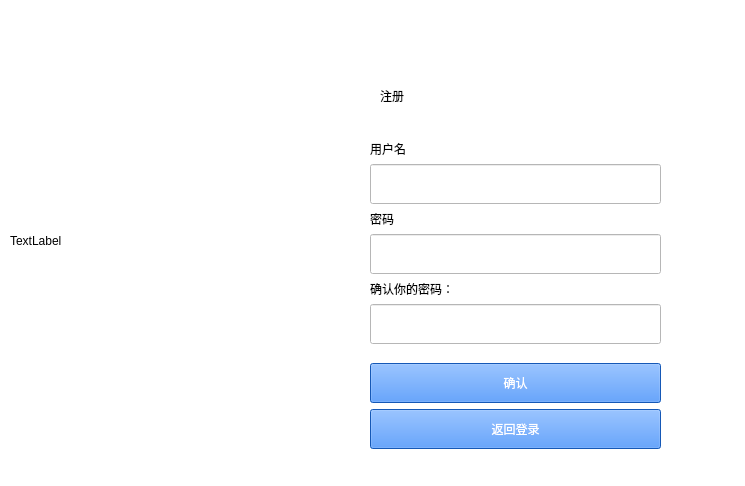
Before: the Qt Designer form signup.ui in wh-first-soulful/tank, drawn with Qt 5.
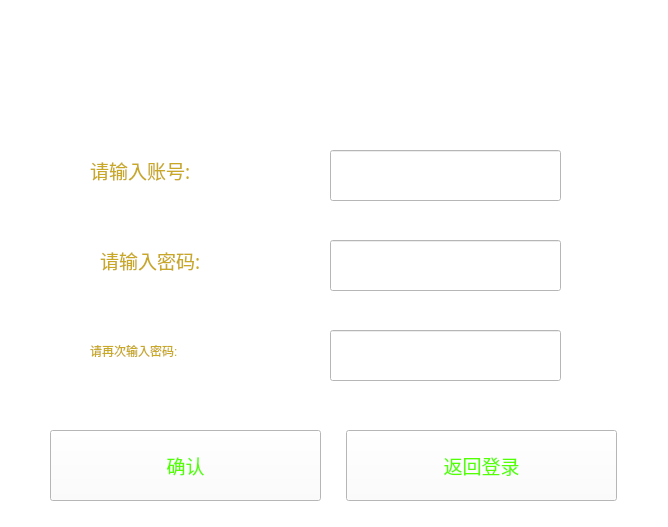
After: the same form once the commit is applied. Icons and pictures are not drawn.

Commit message: 登录和注册页面

```diff
--- a/signup.ui
+++ b/signup.ui
@@ -6,186 +6,473 @@
    <rect>
     <x>0</x>
     <y>0</y>
-    <width>745</width>
-    <height>486</height>
+    <width>668</width>
+    <height>527</height>
    </rect>
   </property>
+  <property name="minimumSize">
+   <size>
+    <width>668</width>
+    <height>527</height>
+   </size>
+  </property>
+  <property name="maximumSize">
+   <size>
+    <width>668</width>
+    <height>527</height>
+   </size>
+  </property>
   <property name="windowTitle">
    <string>Form</string>
   </property>
   <property name="styleSheet">
    <string notr="true">background-color: rgb(255, 255, 255);</string>
   </property>
-  <widget class="QLabel" name="label_image">
+  <widget class="QWidget" name="widget" native="true">
    <property name="geometry">
     <rect>
-     <x>10</x>
+     <x>0</x>
      <y>0</y>
-     <width>341</width>
-     <height>481</height>
+     <width>671</width>
+     <height>531</height>
     </rect>
    </property>
-   <property name="text">
-    <string>TextLabel</string>
-   </property>
-  </widget>
-  <widget class="QLabel" name="label">
-   <property name="geometry">
-    <rect>
-     <x>340</x>
-     <y>40</y>
-     <width>191</width>
-     <height>31</height>
-    </rect>
-   </property>
    <property name="styleSheet">
-    <string notr="true">font: 87 20pt &quot;Arial Black&quot;;</string>
+    <string notr="true">#widget{border-image: url(:/image/login.jpg);}</string>
    </property>
-   <property name="text">
-    <string/>
-   </property>
+   <widget class="QPushButton" name="pushButton_2">
+    <property name="geometry">
+     <rect>
+      <x>50</x>
+      <y>430</y>
+      <width>271</width>
+      <height>71</height>
+     </rect>
+    </property>
+    <property name="minimumSize">
+     <size>
+      <width>0</width>
+      <height>40</height>
+     </size>
+    </property>
+    <property name="palette">
+     <palette>
+      <active>
+       <colorrole role="WindowText">
+        <brush brushstyle="SolidPattern">
+         <color alpha="255">
+          <red>85</red>
+          <green>255</green>
+          <blue>0</blue>
+         </color>
+        </brush>
+       </colorrole>
+       <colorrole role="Button">
+        <brush brushstyle="SolidPattern">
+         <color alpha="255">
+          <red>255</red>
+          <green>255</green>
+          <blue>255</blue>
+         </color>
+        </brush>
+       </colorrole>
+       <colorrole role="Text">
+        <brush brushstyle="SolidPattern">
+         <color alpha="255">
+          <red>85</red>
+          <green>255</green>
+          <blue>0</blue>
+         </color>
+        </brush>
+       </colorrole>
+       <colorrole role="ButtonText">
+        <brush brushstyle="SolidPattern">
+         <color alpha="255">
+          <red>85</red>
+          <green>255</green>
+          <blue>0</blue>
+         </color>
+        </brush>
+       </colorrole>
+       <colorrole role="Base">
+        <brush brushstyle="SolidPattern">
+         <color alpha="255">
+          <red>255</red>
+          <green>255</green>
+          <blue>255</blue>
+         </color>
+        </brush>
+       </colorrole>
+       <colorrole role="Window">
+        <brush brushstyle="SolidPattern">
+         <color alpha="255">
+          <red>255</red>
+          <green>255</green>
+          <blue>255</blue>
+         </color>
+        </brush>
+       </colorrole>
+       <colorrole role="PlaceholderText">
+        <brush brushstyle="NoBrush">
+         <color alpha="128">
+          <red>85</red>
+          <green>255</green>
+          <blue>0</blue>
+         </color>
+        </brush>
+       </colorrole>
+      </active>
+      <inactive>
+       <colorrole role="WindowText">
+        <brush brushstyle="SolidPattern">
+         <color alpha="255">
+          <red>85</red>
+          <green>255</green>
+          <blue>0</blue>
+         </color>
+        </brush>
+       </colorrole>
+       <colorrole role="Button">
+        <brush brushstyle="SolidPattern">
+         <color alpha="255">
+          <red>255</red>
+          <green>255</green>
+          <blue>255</blue>
+         </color>
+        </brush>
+       </colorrole>
+       <colorrole role="Text">
+        <brush brushstyle="SolidPattern">
+         <color alpha="255">
+          <red>85</red>
+          <green>255</green>
+          <blue>0</blue>
+         </color>
+        </brush>
+       </colorrole>
+       <colorrole role="ButtonText">
+        <brush brushstyle="SolidPattern">
+         <color alpha="255">
+          <red>85</red>
+          <green>255</green>
+          <blue>0</blue>
+         </color>
+        </brush>
+       </colorrole>
+       <colorrole role="Base">
+        <brush brushstyle="SolidPattern">
+         <color alpha="255">
+          <red>255</red>
+          <green>255</green>
+          <blue>255</blue>
+         </color>
+        </brush>
+       </colorrole>
+       <colorrole role="Window">
+        <brush brushstyle="SolidPattern">
+         <color alpha="255">
+          <red>255</red>
+          <green>255</green>
+          <blue>255</blue>
+         </color>
+        </brush>
+       </colorrole>
+       <colorrole role="PlaceholderText">
+        <brush brushstyle="NoBrush">
+         <color alpha="128">
+          <red>85</red>
+          <green>255</green>
+          <blue>0</blue>
+         </color>
+        </brush>
+       </colorrole>
+      </inactive>
+      <disabled>
+       <colorrole role="WindowText">
+        <brush brushstyle="SolidPattern">
+         <color alpha="255">
+          <red>85</red>
+          <green>255</green>
+          <blue>0</blue>
+         </color>
+        </brush>
+       </colorrole>
+       <colorrole role="Button">
+        <brush brushstyle="SolidPattern">
+         <color alpha="255">
+          <red>255</red>
+          <green>255</green>
+          <blue>255</blue>
+         </color>
+        </brush>
+       </colorrole>
+       <colorrole role="Text">
+        <brush brushstyle="SolidPattern">
+         <color alpha="255">
+          <red>85</red>
+          <green>255</green>
+          <blue>0</blue>
+         </color>
+        </brush>
+       </colorrole>
+       <colorrole role="ButtonText">
+        <brush brushstyle="SolidPattern">
+         <color alpha="255">
+          <red>85</red>
+          <green>255</green>
+          <blue>0</blue>
+         </color>
+        </brush>
+       </colorrole>
+       <colorrole role="Base">
+        <brush brushstyle="SolidPattern">
+         <color alpha="255">
+          <red>255</red>
+          <green>255</green>
+          <blue>255</blue>
+         </color>
+        </brush>
+       </colorrole>
+       <colorrole role="Window">
+        <brush brushstyle="SolidPattern">
+         <color alpha="255">
+          <red>255</red>
+          <green>255</green>
+          <blue>255</blue>
+         </color>
+        </brush>
+       </colorrole>
+       <colorrole role="PlaceholderText">
+        <brush brushstyle="NoBrush">
+         <color alpha="128">
+          <red>85</red>
+          <green>255</green>
+          <blue>0</blue>
+         </color>
+        </brush>
+       </colorrole>
+      </disabled>
+     </palette>
+    </property>
+    <property name="font">
+     <font>
+      <family>Agency FB</family>
+      <pointsize>14</pointsize>
+     </font>
+    </property>
+    <property name="styleSheet">
+     <string notr="true">#pushButton_2{border-image: url(:/image/loginbutton.jpg);}
+#pushButton_2{color: rgb(85, 255, 0);}</string>
+    </property>
+    <property name="text">
+     <string>确认</string>
+    </property>
+   </widget>
+   <widget class="QPushButton" name="btn_return">
+    <property name="geometry">
+     <rect>
+      <x>346</x>
+      <y>430</y>
+      <width>271</width>
+      <height>71</height>
+     </rect>
+    </property>
+    <property name="minimumSize">
+     <size>
+      <width>0</width>
+      <height>40</height>
+     </size>
+    </property>
+    <property name="font">
+     <font>
+      <family>Agency FB</family>
+      <pointsize>14</pointsize>
+     </font>
+    </property>
+    <property name="styleSheet">
+     <string notr="true">#btn_return{border-image: url(:/image/loginbutton.jpg);}
+#btn_return{color: rgb(85, 255, 0);}</string>
+    </property>
+    <property name="text">
+     <string>返回登录</string>
+    </property>
+   </widget>
+   <widget class="QLabel" name="label_2">
+    <property name="geometry">
+     <rect>
+      <x>90</x>
+      <y>150</y>
+      <width>201</width>
+      <height>41</height>
+     </rect>
+    </property>
+    <property name="font">
+     <font>
+      <family>Agency FB</family>
+      <pointsize>14</pointsize>
+     </font>
+    </property>
+    <property name="styleSheet">
+     <string notr="true">color: rgb(200, 168, 37);
+background-color: transparent;  
+
+</string>
+    </property>
+    <property name="text">
+     <string>请输入账号:</string>
+    </property>
+   </widget>
+   <widget class="QLabel" name="label_3">
+    <property name="geometry">
+     <rect>
+      <x>100</x>
+      <y>240</y>
+      <width>181</width>
+      <height>41</height>
+     </rect>
+    </property>
+    <property name="font">
+     <font>
+      <family>Agency FB</family>
+      <pointsize>14</pointsize>
+      <weight>50</weight>
+      <italic>false</italic>
+      <bold>false</bold>
+     </font>
+    </property>
+    <property name="styleSheet">
+     <string notr="true">color: rgb(200, 168, 37);
+font: 14pt &quot;Agency FB&quot;;
+background-color: transparent;  
+
+</string>
+    </property>
+    <property name="text">
+     <string>请输入密码:</string>
+    </property>
+   </widget>
+   <widget class="QLabel" name="label">
+    <property name="geometry">
+     <rect>
+      <x>90</x>
+      <y>330</y>
+      <width>201</width>
+      <height>41</height>
+     </rect>
+    </property>
+    <property name="styleSheet">
+     <string notr="true">color: rgb(200, 168, 37);
+font: 14pt &quot;Agency FB&quot;;
+background-color: transparent;  
+
+</string>
+    </property>
+    <property name="text">
+     <string>请再次输入密码:</string>
+    </property>
+   </widget>
+   <widget class="QLineEdit" name="lineEdit_surepasswd">
+    <property name="geometry">
+     <rect>
+      <x>330</x>
+      <y>330</y>
+      <width>231</width>
+      <height>51</height>
+     </rect>
+    </property>
+    <property name="minimumSize">
+     <size>
+      <width>0</width>
+      <height>40</height>
+     </size>
+    </property>
+    <property name="font">
+     <font>
+      <family>Amaranth Bold</family>
+      <pointsize>14</pointsize>
+      <weight>75</weight>
+      <bold>true</bold>
+     </font>
+    </property>
+    <property name="styleSheet">
+     <string notr="true">border-image: url(:/image/line.jpg);</string>
+    </property>
+    <property name="inputMask">
+     <string/>
+    </property>
+    <property name="text">
+     <string>    </string>
+    </property>
+   </widget>
+   <widget class="QLineEdit" name="lineEdit_passwd">
+    <property name="geometry">
+     <rect>
+      <x>330</x>
+      <y>240</y>
+      <width>231</width>
+      <height>51</height>
+     </rect>
+    </property>
+    <property name="minimumSize">
+     <size>
+      <width>0</width>
+      <height>40</height>
+     </size>
+    </property>
+    <property name="font">
+     <font>
+      <family>Amaranth Bold</family>
+      <pointsize>14</pointsize>
+      <weight>75</weight>
+      <bold>true</bold>
+     </font>
+    </property>
+    <property name="styleSheet">
+     <string notr="true">border-image: url(:/image/line.jpg);</string>
+    </property>
+    <property name="inputMask">
+     <string> </string>
+    </property>
+    <property name="text">
+     <string> </string>
+    </property>
+   </widget>
+   <widget class="QLineEdit" name="lineEdit_username">
+    <property name="geometry">
+     <rect>
+      <x>330</x>
+      <y>150</y>
+      <width>231</width>
+      <height>51</height>
+     </rect>
+    </property>
+    <property name="minimumSize">
+     <size>
+      <width>0</width>
+      <height>40</height>
+     </size>
+    </property>
+    <property name="font">
+     <font>
+      <family>Amaranth Bold</family>
+      <pointsize>14</pointsize>
+      <weight>75</weight>
+      <bold>true</bold>
+     </font>
+    </property>
+    <property name="styleSheet">
+     <string notr="true">border-image: url(:/image/line.jpg);</string>
+    </property>
+    <property name="inputMask">
+     <string> </string>
+    </property>
+    <property name="text">
+     <string> </string>
+    </property>
+   </widget>
   </widget>
-  <widget class="QLabel" name="label_2">
-   <property name="geometry">
-    <rect>
-     <x>380</x>
-     <y>70</y>
-     <width>331</width>
-     <height>51</height>
-    </rect>
-   </property>
-   <property name="styleSheet">
-    <string notr="true">font: 87 20pt &quot;Arial Black&quot;;</string>
-   </property>
-   <property name="text">
-    <string>注册</string>
-   </property>
-  </widget>
-  <widget class="QWidget" name="layoutWidget">
-   <property name="geometry">
-    <rect>
-     <x>370</x>
-     <y>140</y>
-     <width>291</width>
-     <height>309</height>
-    </rect>
-   </property>
-   <layout class="QVBoxLayout" name="verticalLayout">
-    <item>
-     <widget class="QLabel" name="label_3">
-      <property name="styleSheet">
-       <string notr="true">font: 10pt &quot;Arial&quot;;</string>
-      </property>
-      <property name="text">
-       <string>用户名</string>
-      </property>
-     </widget>
-    </item>
-    <item>
-     <widget class="QLineEdit" name="lineEdit_username">
-      <property name="minimumSize">
-       <size>
-        <width>0</width>
-        <height>40</height>
-       </size>
-      </property>
-     </widget>
-    </item>
-    <item>
-     <widget class="QLabel" name="label_4">
-      <property name="styleSheet">
-       <string notr="true">font: 10pt &quot;Arial&quot;;</string>
-      </property>
-      <property name="text">
-       <string>密码</string>
-      </property>
-     </widget>
-    </item>
-    <item>
-     <widget class="QLineEdit" name="lineEdit_passwd">
-      <property name="minimumSize">
-       <size>
-        <width>0</width>
-        <height>40</height>
-       </size>
-      </property>
-     </widget>
-    </item>
-    <item>
-     <widget class="QLabel" name="label_5">
-      <property name="styleSheet">
-       <string notr="true">font: 10pt &quot;Arial&quot;;</string>
-      </property>
-      <property name="text">
-       <string>确认你的密码：</string>
-      </property>
-     </widget>
-    </item>
-    <item>
-     <widget class="QLineEdit" name="lineEdit_surepasswd">
-      <property name="minimumSize">
-       <size>
-        <width>0</width>
-        <height>40</height>
-       </size>
-      </property>
-     </widget>
-    </item>
-    <item>
-     <layout class="QVBoxLayout" name="verticalLayout_2">
-      <item>
-       <spacer name="verticalSpacer">
-        <property name="orientation">
-         <enum>Qt::Vertical</enum>
-        </property>
-        <property name="sizeHint" stdset="0">
-         <size>
-          <width>20</width>
-          <height>40</height>
-         </size>
-        </property>
-       </spacer>
-      </item>
-      <item>
-       <widget class="QPushButton" name="pushButton_2">
-        <property name="minimumSize">
-         <size>
-          <width>0</width>
-          <height>40</height>
-         </size>
-        </property>
-        <property name="styleSheet">
-         <string notr="true">background-color: rgb(29, 123, 255);
-color: rgb(255, 255, 255);
-font: 25 9pt &quot;Bahnschrift Light&quot;;</string>
-        </property>
-        <property name="text">
-         <string>确认</string>
-        </property>
-       </widget>
-      </item>
-      <item>
-       <widget class="QPushButton" name="btn_return">
-        <property name="minimumSize">
-         <size>
-          <width>0</width>
-          <height>40</height>
-         </size>
-        </property>
-        <property name="styleSheet">
-         <string notr="true">background-color: rgb(29, 123, 255);
-color: rgb(255, 255, 255);
-font: 25 9pt &quot;Bahnschrift Light&quot;;</string>
-        </property>
-        <property name="text">
-         <string>返回登录</string>
-        </property>
-       </widget>
-      </item>
-     </layout>
-    </item>
-   </layout>
-  </widget>
+  <zorder>widget</zorder>
+  <zorder>layoutWidget</zorder>
  </widget>
  <resources/>
  <connections/>
```
The commit also changes 15 other files.
